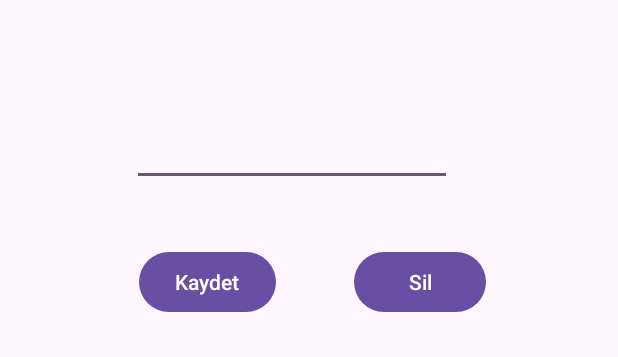
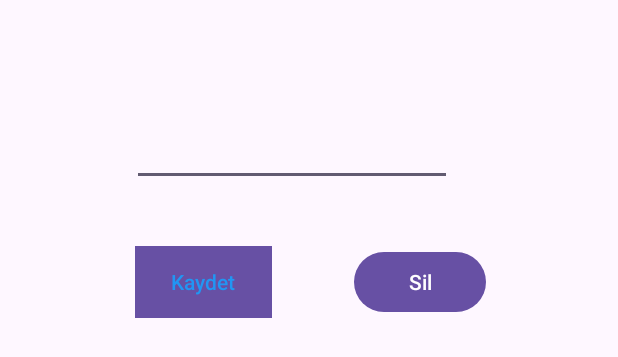
Before and after one commit to Akgun-Furkan/Kotlin_sharedPreferences, an Android app: the layout activity_main.xml on its own in the app's theme, with its tools: preview values and no code run, on a phone screen of 412 x 824 dp. Shown: the top 357 px of the screen. Run offline under Robolectric (Android 15) with nearby library versions, the phone set to English and light mode, and no system bars.

```diff
--- a/app/src/main/res/layout/activity_main.xml
+++ b/app/src/main/res/layout/activity_main.xml
@@ -26,9 +26,15 @@
         android:layout_height="wrap_content"
         android:layout_marginStart="40dp"
         android:layout_marginTop="40dp"
+        android:background="#CA4242"
         android:onClick="Kaydet"
         android:text="Kaydet"
+        android:textColor="#2196F3"
+        android:textColorHighlight="#EC1919"
+        android:textColorHint="#DC1111"
+        android:textColorLink="#CA1A1A"
         app:layout_constraintEnd_toStartOf="@+id/button2"
+        app:layout_constraintHorizontal_bias="0.475"
         app:layout_constraintStart_toStartOf="parent"
         app:layout_constraintTop_toBottomOf="@+id/editText" />
 
@@ -42,4 +48,14 @@
         android:text="Sil"
         app:layout_constraintEnd_toEndOf="parent"
         app:layout_constraintTop_toTopOf="parent" />
+
+    <TextView
+        android:id="@+id/textView"
+        android:layout_width="159dp"
+        android:layout_height="55dp"
+        app:layout_constraintBottom_toBottomOf="parent"
+        app:layout_constraintEnd_toEndOf="parent"
+        app:layout_constraintStart_toStartOf="parent"
+        app:layout_constraintTop_toBottomOf="@+id/editText"
+        app:layout_constraintVertical_bias="0.421" />
 </androidx.constraintlayout.widget.ConstraintLayout>
```
Also changed, not shown: app/src/main/java/com/agn/kullaniciadisaklama/MainActivity.kt (+18 -3 lines), app/src/main/res/drawable/images.jpg (added).
